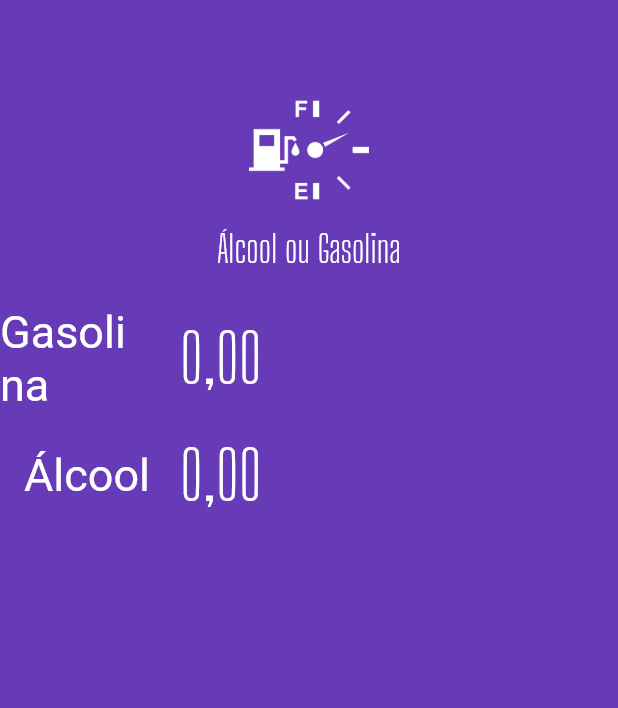
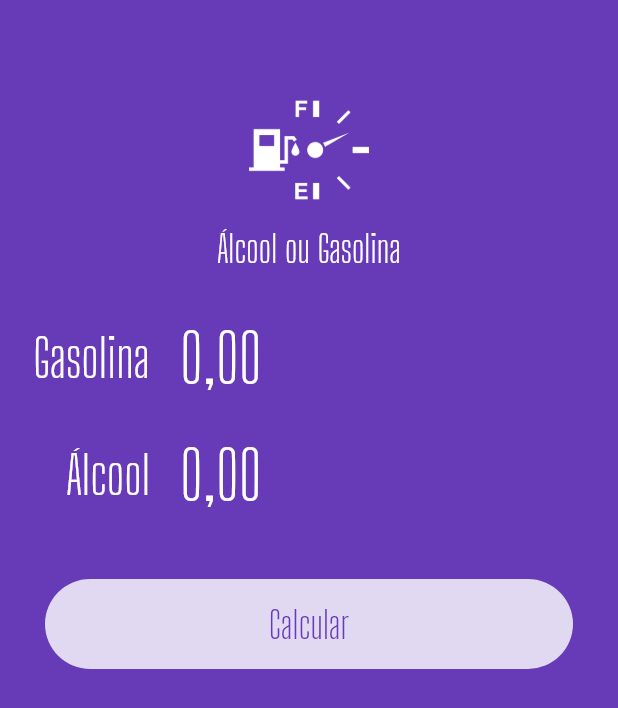
Before and after one commit to douglasshibata/alcoolorgasolina, a Flutter app: the screen it shows after launch, on a phone screen of 412 x 824 dp. Shown: the top 708 px of the screen. Run offline on Flutter 3.47's test engine with Material 2 defaults, Android fonts, the phone set to English and light mode, and no system bars; our stand-ins replace flutter_masked_text; Roboto replaces fonts that are missing (Big Shoulders Dispaly).

Commit message:
Adicionando botão de calcular

```diff
--- a/lib/main.dart
+++ b/lib/main.dart
@@ -37,6 +37,25 @@
           Logo(),
           Input(label: "Gasolina", controller: _gasController),
           Input(label: "Álcool", controller: _alcoolController),
+          Container(
+            margin: EdgeInsets.all(30),
+            height: 60,
+            decoration: BoxDecoration(
+              color: Colors.white.withOpacity(0.8),
+              borderRadius: BorderRadius.circular(60),
+            ),
+            child: TextButton(
+              child: Text(
+                "Calcular",
+                style: TextStyle(
+                  color: Theme.of(context).primaryColor,
+                  fontFamily: "Big Shoulders Display",
+                  fontSize: 25,
+                ),
+              ),
+              onPressed: () {},
+            ),
+          )
         ],
       ),
     );
--- a/lib/widget/input.widget.dart
+++ b/lib/widget/input.widget.dart
@@ -20,9 +20,10 @@
           child: Text(
             label,
             style: TextStyle(
-                color: Colors.white,
-                fontSize: 30,
-                fontFamily: "Big Shoulders Dispaly"),
+              color: Colors.white,
+              fontSize: 35,
+              fontFamily: "Big Shoulders Display",
+            ),
           ),
         ),
         SizedBox(
```
